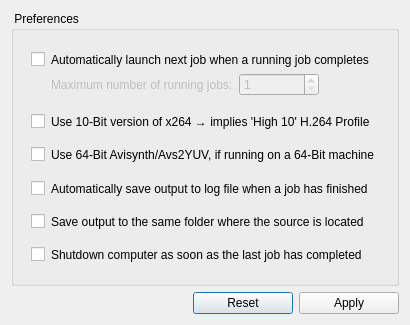
First picture: the form in Utils/x264_x64_v2/gui/win_preferences.ui, repository manojkumardshenoy/mulder, before the edit.
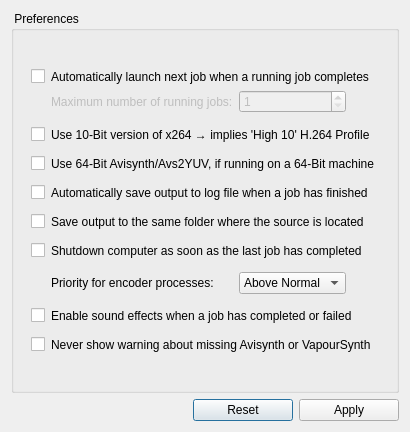
Second picture: the form after the edit. Icons and pictures are not drawn.

Diff of the .ui file:
```diff
--- a/Utils/x264_x64_v2/gui/win_preferences.ui
+++ b/Utils/x264_x64_v2/gui/win_preferences.ui
@@ -10,7 +10,7 @@
     <x>0</x>
     <y>0</y>
     <width>379</width>
-    <height>325</height>
+    <height>432</height>
    </rect>
   </property>
   <property name="windowTitle">
@@ -34,6 +34,22 @@
      <layout class="QVBoxLayout" name="verticalLayout_2">
       <item>
        <layout class="QGridLayout" name="gridLayout">
+        <item row="13" column="1" colspan="5">
+         <spacer name="verticalSpacer_8">
+          <property name="orientation">
+           <enum>Qt::Vertical</enum>
+          </property>
+          <property name="sizeType">
+           <enum>QSizePolicy::Fixed</enum>
+          </property>
+          <property name="sizeHint" stdset="0">
+           <size>
+            <width>20</width>
+            <height>8</height>
+           </size>
+          </property>
+         </spacer>
+        </item>
         <item row="2" column="2" colspan="2">
          <widget class="QLabel" name="labelJobCount">
           <property name="enabled">
@@ -47,38 +63,6 @@
           </property>
          </widget>
         </item>
-        <item row="1" column="0" rowspan="12">
-         <spacer name="horizontalSpacer_2">
-          <property name="orientation">
-           <enum>Qt::Horizontal</enum>
-          </property>
-          <property name="sizeType">
-           <enum>QSizePolicy::Fixed</enum>
-          </property>
-          <property name="sizeHint" stdset="0">
-           <size>
-            <width>8</width>
-            <height>20</height>
-           </size>
-          </property>
-         </spacer>
-        </item>
-        <item row="1" column="6" rowspan="12">
-         <spacer name="horizontalSpacer_3">
-          <property name="orientation">
-           <enum>Qt::Horizontal</enum>
-          </property>
-          <property name="sizeType">
-           <enum>QSizePolicy::Fixed</enum>
-          </property>
-          <property name="sizeHint" stdset="0">
-           <size>
-            <width>12</width>
-            <height>20</height>
-           </size>
-          </property>
-         </spacer>
-        </item>
         <item row="1" column="2" colspan="4">
          <widget class="QLabel" name="labelRunNextJob">
           <property name="text">
@@ -185,7 +169,7 @@
           </property>
          </spacer>
         </item>
-        <item row="13" column="1" colspan="5">
+        <item row="19" column="1" colspan="5">
          <spacer name="verticalSpacer_3">
           <property name="orientation">
            <enum>Qt::Vertical</enum>
@@ -318,6 +302,148 @@
           </property>
          </widget>
         </item>
+        <item row="14" column="4">
+         <widget class="QComboBox" name="comboBoxPriority">
+          <property name="editable">
+           <bool>false</bool>
+          </property>
+          <property name="frame">
+           <bool>true</bool>
+          </property>
+          <item>
+           <property name="text">
+            <string>Above Normal</string>
+           </property>
+          </item>
+          <item>
+           <property name="text">
+            <string>Normal</string>
+           </property>
+          </item>
+          <item>
+           <property name="text">
+            <string>Below Normal</string>
+           </property>
+          </item>
+          <item>
+           <property name="text">
+            <string>Idle</string>
+           </property>
+          </item>
+         </widget>
+        </item>
+        <item row="14" column="5">
+         <spacer name="horizontalSpacer_5">
+          <property name="orientation">
+           <enum>Qt::Horizontal</enum>
+          </property>
+          <property name="sizeHint" stdset="0">
+           <size>
+            <width>40</width>
+            <height>20</height>
+           </size>
+          </property>
+         </spacer>
+        </item>
+        <item row="14" column="2" colspan="2">
+         <widget class="QLabel" name="labelProcessPriority">
+          <property name="text">
+           <string>Priority for encoder processes:</string>
+          </property>
+         </widget>
+        </item>
+        <item row="16" column="1">
+         <widget class="QCheckBox" name="checkEnableSounds">
+          <property name="text">
+           <string/>
+          </property>
+         </widget>
+        </item>
+        <item row="16" column="2" colspan="4">
+         <widget class="QLabel" name="labelEnableSounds">
+          <property name="text">
+           <string>Enable sound effects when a job has completed or failed</string>
+          </property>
+         </widget>
+        </item>
+        <item row="15" column="1" colspan="5">
+         <spacer name="verticalSpacer_9">
+          <property name="orientation">
+           <enum>Qt::Vertical</enum>
+          </property>
+          <property name="sizeType">
+           <enum>QSizePolicy::Fixed</enum>
+          </property>
+          <property name="sizeHint" stdset="0">
+           <size>
+            <width>20</width>
+            <height>8</height>
+           </size>
+          </property>
+         </spacer>
+        </item>
+        <item row="18" column="2" colspan="4">
+         <widget class="QLabel" name="labelDisableWarnings">
+          <property name="text">
+           <string>Never show warning about missing Avisynth or VapourSynth</string>
+          </property>
+         </widget>
+        </item>
+        <item row="18" column="1">
+         <widget class="QCheckBox" name="checkDisableWarnings">
+          <property name="text">
+           <string/>
+          </property>
+         </widget>
+        </item>
+        <item row="17" column="1" colspan="5">
+         <spacer name="verticalSpacer_10">
+          <property name="orientation">
+           <enum>Qt::Vertical</enum>
+          </property>
+          <property name="sizeType">
+           <enum>QSizePolicy::Fixed</enum>
+          </property>
+          <property name="sizeHint" stdset="0">
+           <size>
+            <width>20</width>
+            <height>8</height>
+           </size>
+          </property>
+         </spacer>
+        </item>
+        <item row="1" column="6" rowspan="18">
+         <spacer name="horizontalSpacer_3">
+          <property name="orientation">
+           <enum>Qt::Horizontal</enum>
+          </property>
+          <property name="sizeType">
+           <enum>QSizePolicy::Fixed</enum>
+          </property>
+          <property name="sizeHint" stdset="0">
+           <size>
+            <width>12</width>
+            <height>20</height>
+           </size>
+          </property>
+         </spacer>
+        </item>
+        <item row="1" column="0" rowspan="18">
+         <spacer name="horizontalSpacer_2">
+          <property name="orientation">
+           <enum>Qt::Horizontal</enum>
+          </property>
+          <property name="sizeType">
+           <enum>QSizePolicy::Fixed</enum>
+          </property>
+          <property name="sizeHint" stdset="0">
+           <size>
+            <width>8</width>
+            <height>20</height>
+           </size>
+          </property>
+         </spacer>
+        </item>
        </layout>
       </item>
      </layout>
```
